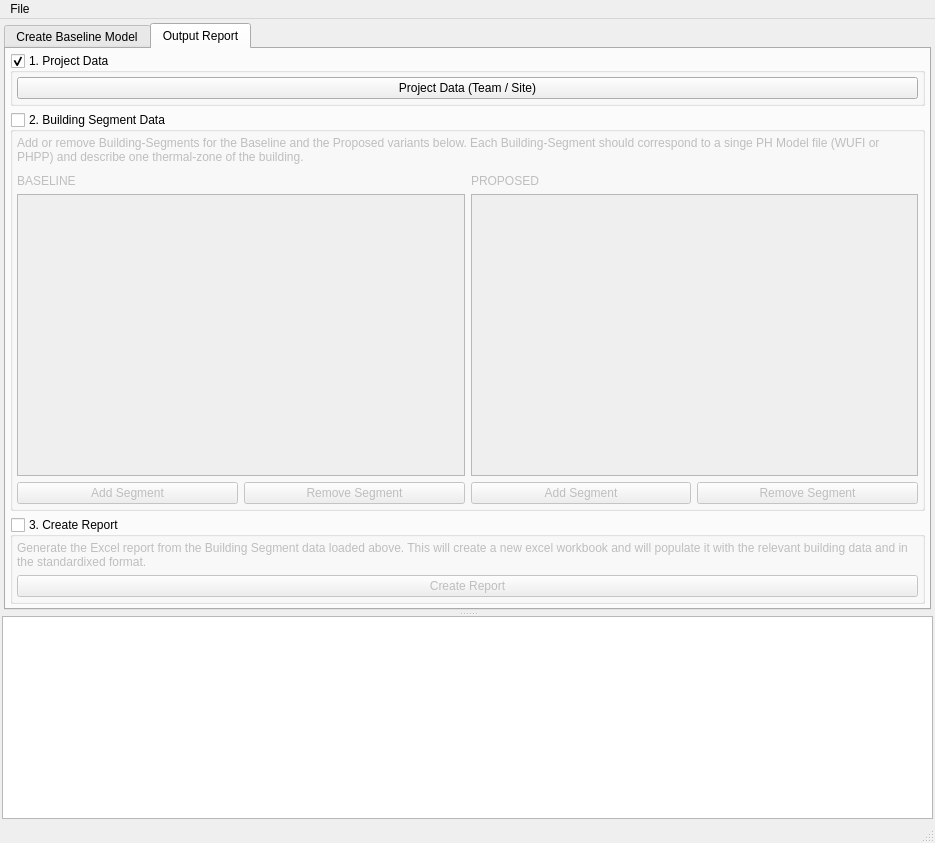
The window that CC_GUI/views/ui_files/layout_app.ui (PH-Tools/CarbonCheck) describes before a commit, drawn with Qt 5.
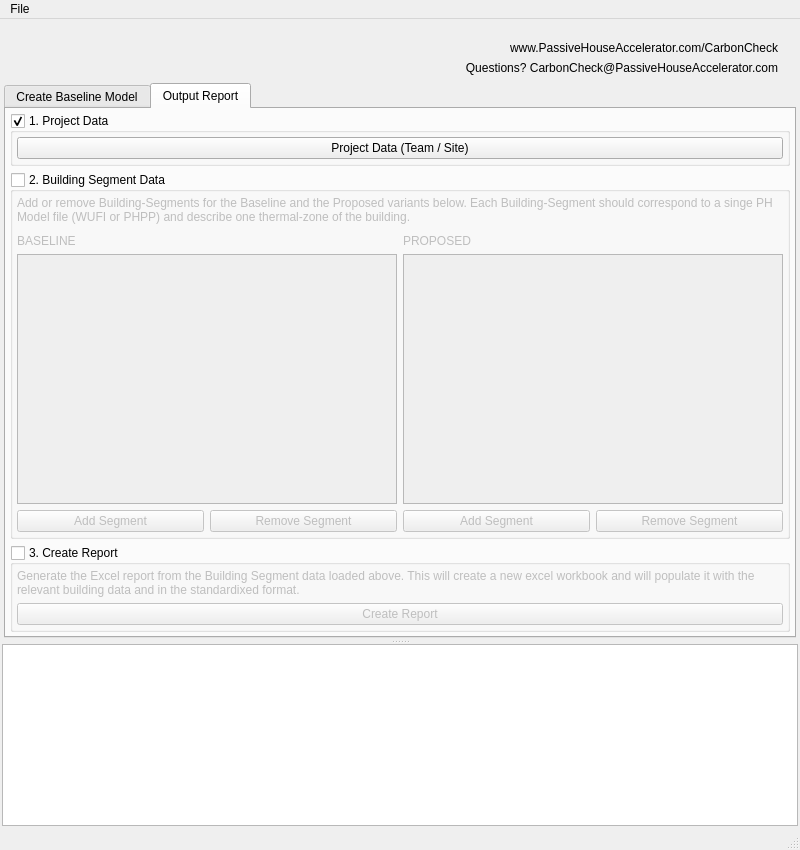
The same window after the commit. The open tabs and pages were chosen to show the change. Icons and pictures are not drawn.

The edit to the form file:
```diff
--- a/CC_GUI/views/ui_files/layout_app.ui
+++ b/CC_GUI/views/ui_files/layout_app.ui
@@ -6,16 +6,22 @@
    <rect>
     <x>0</x>
     <y>0</y>
-    <width>935</width>
-    <height>843</height>
+    <width>800</width>
+    <height>850</height>
    </rect>
   </property>
+  <property name="sizePolicy">
+   <sizepolicy hsizetype="Preferred" vsizetype="MinimumExpanding">
+    <horstretch>0</horstretch>
+    <verstretch>0</verstretch>
+   </sizepolicy>
+  </property>
   <property name="windowTitle">
    <string>CarbonCheck</string>
   </property>
   <widget class="QWidget" name="container_body">
    <property name="sizePolicy">
-    <sizepolicy hsizetype="Preferred" vsizetype="Minimum">
+    <sizepolicy hsizetype="Preferred" vsizetype="Ignored">
      <horstretch>0</horstretch>
      <verstretch>0</verstretch>
     </sizepolicy>
@@ -36,10 +42,10 @@
     <property name="bottomMargin">
      <number>2</number>
     </property>
-    <item row="0" column="0">
+    <item row="1" column="0">
      <widget class="QSplitter" name="splitter">
       <property name="sizePolicy">
-       <sizepolicy hsizetype="Preferred" vsizetype="Minimum">
+       <sizepolicy hsizetype="Preferred" vsizetype="MinimumExpanding">
         <horstretch>0</horstretch>
         <verstretch>0</verstretch>
        </sizepolicy>
@@ -804,6 +810,12 @@
                   </item>
                   <item>
                    <widget class="QFrame" name="frame_4">
+                    <property name="sizePolicy">
+                     <sizepolicy hsizetype="MinimumExpanding" vsizetype="MinimumExpanding">
+                      <horstretch>0</horstretch>
+                      <verstretch>0</verstretch>
+                     </sizepolicy>
+                    </property>
                     <property name="frameShadow">
                      <enum>QFrame::Raised</enum>
                     </property>
@@ -821,10 +833,35 @@
                       <number>2</number>
                      </property>
                      <item row="2" column="0" colspan="2">
-                      <widget class="QTreeView" name="tree_view_baseline"/>
+                      <widget class="QTreeView" name="tree_view_baseline">
+                       <property name="sizePolicy">
+                        <sizepolicy hsizetype="MinimumExpanding" vsizetype="Expanding">
+                         <horstretch>0</horstretch>
+                         <verstretch>0</verstretch>
+                        </sizepolicy>
+                       </property>
+                       <property name="minimumSize">
+                        <size>
+                         <width>0</width>
+                         <height>10</height>
+                        </size>
+                       </property>
+                       <property name="baseSize">
+                        <size>
+                         <width>0</width>
+                         <height>10</height>
+                        </size>
+                       </property>
+                      </widget>
                      </item>
                      <item row="1" column="2">
                       <widget class="QLabel" name="label_2">
+                       <property name="sizePolicy">
+                        <sizepolicy hsizetype="Preferred" vsizetype="Minimum">
+                         <horstretch>0</horstretch>
+                         <verstretch>0</verstretch>
+                        </sizepolicy>
+                       </property>
                        <property name="text">
                         <string>PROPOSED</string>
                        </property>
@@ -832,6 +869,12 @@
                      </item>
                      <item row="3" column="3">
                       <widget class="QPushButton" name="btn_del_proposed_seg">
+                       <property name="sizePolicy">
+                        <sizepolicy hsizetype="Minimum" vsizetype="Minimum">
+                         <horstretch>0</horstretch>
+                         <verstretch>0</verstretch>
+                        </sizepolicy>
+                       </property>
                        <property name="text">
                         <string>Remove Segment</string>
                        </property>
@@ -839,16 +882,47 @@
                      </item>
                      <item row="1" column="0">
                       <widget class="QLabel" name="label">
+                       <property name="sizePolicy">
+                        <sizepolicy hsizetype="Preferred" vsizetype="Maximum">
+                         <horstretch>0</horstretch>
+                         <verstretch>0</verstretch>
+                        </sizepolicy>
+                       </property>
                        <property name="text">
                         <string>BASELINE</string>
                        </property>
                       </widget>
                      </item>
                      <item row="2" column="2" colspan="2">
-                      <widget class="QTreeView" name="tree_view_proposed"/>
+                      <widget class="QTreeView" name="tree_view_proposed">
+                       <property name="sizePolicy">
+                        <sizepolicy hsizetype="MinimumExpanding" vsizetype="MinimumExpanding">
+                         <horstretch>0</horstretch>
+                         <verstretch>0</verstretch>
+                        </sizepolicy>
+                       </property>
+                       <property name="minimumSize">
+                        <size>
+                         <width>0</width>
+                         <height>10</height>
+                        </size>
+                       </property>
+                       <property name="baseSize">
+                        <size>
+                         <width>0</width>
+                         <height>10</height>
+                        </size>
+                       </property>
+                      </widget>
                      </item>
                      <item row="3" column="0">
                       <widget class="QPushButton" name="btn_add_baseline_seg">
+                       <property name="sizePolicy">
+                        <sizepolicy hsizetype="Minimum" vsizetype="Maximum">
+                         <horstretch>0</horstretch>
+                         <verstretch>0</verstretch>
+                        </sizepolicy>
+                       </property>
                        <property name="text">
                         <string>Add Segment</string>
                        </property>
@@ -856,6 +930,12 @@
                      </item>
                      <item row="3" column="2">
                       <widget class="QPushButton" name="btn_add_proposed_seg">
+                       <property name="sizePolicy">
+                        <sizepolicy hsizetype="Minimum" vsizetype="Minimum">
+                         <horstretch>0</horstretch>
+                         <verstretch>0</verstretch>
+                        </sizepolicy>
+                       </property>
                        <property name="text">
                         <string>Add Segment</string>
                        </property>
@@ -863,6 +943,12 @@
                      </item>
                      <item row="3" column="1">
                       <widget class="QPushButton" name="btn_del_baseline_seg">
+                       <property name="sizePolicy">
+                        <sizepolicy hsizetype="Minimum" vsizetype="Minimum">
+                         <horstretch>0</horstretch>
+                         <verstretch>0</verstretch>
+                        </sizepolicy>
+                       </property>
                        <property name="text">
                         <string>Remove Segment</string>
                        </property>
@@ -991,6 +1077,203 @@
       </widget>
      </widget>
     </item>
+    <item row="0" column="0">
+     <widget class="QFrame" name="frame_5">
+      <property name="sizePolicy">
+       <sizepolicy hsizetype="Preferred" vsizetype="Maximum">
+        <horstretch>0</horstretch>
+        <verstretch>0</verstretch>
+       </sizepolicy>
+      </property>
+      <property name="frameShadow">
+       <enum>QFrame::Raised</enum>
+      </property>
+      <property name="lineWidth">
+       <number>0</number>
+      </property>
+      <layout class="QHBoxLayout" name="horizontalLayout_3">
+       <property name="spacing">
+        <number>-1</number>
+       </property>
+       <property name="leftMargin">
+        <number>10</number>
+       </property>
+       <property name="topMargin">
+        <number>10</number>
+       </property>
+       <property name="rightMargin">
+        <number>10</number>
+       </property>
+       <property name="bottomMargin">
+        <number>0</number>
+       </property>
+       <item>
+        <widget class="QLabel" name="labelPHALogo">
+         <property name="sizePolicy">
+          <sizepolicy hsizetype="MinimumExpanding" vsizetype="MinimumExpanding">
+           <horstretch>1</horstretch>
+           <verstretch>1</verstretch>
+          </sizepolicy>
+         </property>
+         <property name="maximumSize">
+          <size>
+           <width>87</width>
+           <height>50</height>
+          </size>
+         </property>
+         <property name="text">
+          <string/>
+         </property>
+         <property name="pixmap">
+          <pixmap>../../resources/logo_PHA.png</pixmap>
+         </property>
+         <property name="scaledContents">
+          <bool>true</bool>
+         </property>
+         <property name="alignment">
+          <set>Qt::AlignLeading|Qt::AlignLeft|Qt::AlignVCenter</set>
+         </property>
+        </widget>
+       </item>
+       <item>
+        <widget class="QLabel" name="labelNYSERDALogo">
+         <property name="sizePolicy">
+          <sizepolicy hsizetype="MinimumExpanding" vsizetype="MinimumExpanding">
+           <horstretch>0</horstretch>
+           <verstretch>0</verstretch>
+          </sizepolicy>
+         </property>
+         <property name="maximumSize">
+          <size>
+           <width>170</width>
+           <height>50</height>
+          </size>
+         </property>
+         <property name="text">
+          <string/>
+         </property>
+         <property name="pixmap">
+          <pixmap>../../resources/logo_NYSERDA.png</pixmap>
+         </property>
+         <property name="scaledContents">
+          <bool>true</bool>
+         </property>
+        </widget>
+       </item>
+       <item>
+        <spacer name="horizontalSpacer">
+         <property name="orientation">
+          <enum>Qt::Horizontal</enum>
+         </property>
+         <property name="sizeType">
+          <enum>QSizePolicy::Minimum</enum>
+         </property>
+         <property name="sizeHint" stdset="0">
+          <size>
+           <width>0</width>
+           <height>0</height>
+          </size>
+         </property>
+        </spacer>
+       </item>
+       <item>
+        <widget class="QFrame" name="frame_7">
+         <property name="sizePolicy">
+          <sizepolicy hsizetype="MinimumExpanding" vsizetype="Maximum">
+           <horstretch>0</horstretch>
+           <verstretch>0</verstretch>
+          </sizepolicy>
+         </property>
+         <property name="frameShadow">
+          <enum>QFrame::Raised</enum>
+         </property>
+         <layout class="QVBoxLayout" name="verticalLayout_14">
+          <property name="leftMargin">
+           <number>0</number>
+          </property>
+          <property name="topMargin">
+           <number>10</number>
+          </property>
+          <property name="rightMargin">
+           <number>10</number>
+          </property>
+          <property name="bottomMargin">
+           <number>0</number>
+          </property>
+          <item>
+           <widget class="QLabel" name="label_HomePageLink">
+            <property name="sizePolicy">
+             <sizepolicy hsizetype="Preferred" vsizetype="MinimumExpanding">
+              <horstretch>0</horstretch>
+              <verstretch>0</verstretch>
+             </sizepolicy>
+            </property>
+            <property name="cursor">
+             <cursorShape>IBeamCursor</cursorShape>
+            </property>
+            <property name="mouseTracking">
+             <bool>true</bool>
+            </property>
+            <property name="focusPolicy">
+             <enum>Qt::ClickFocus</enum>
+            </property>
+            <property name="text">
+             <string>www.PassiveHouseAccelerator.com/CarbonCheck</string>
+            </property>
+            <property name="alignment">
+             <set>Qt::AlignRight|Qt::AlignTrailing|Qt::AlignVCenter</set>
+            </property>
+            <property name="wordWrap">
+             <bool>false</bool>
+            </property>
+            <property name="openExternalLinks">
+             <bool>true</bool>
+            </property>
+            <property name="textInteractionFlags">
+             <set>Qt::LinksAccessibleByMouse|Qt::TextSelectableByMouse</set>
+            </property>
+           </widget>
+          </item>
+          <item>
+           <widget class="QLabel" name="label_Questions">
+            <property name="sizePolicy">
+             <sizepolicy hsizetype="Preferred" vsizetype="MinimumExpanding">
+              <horstretch>0</horstretch>
+              <verstretch>0</verstretch>
+             </sizepolicy>
+            </property>
+            <property name="cursor">
+             <cursorShape>IBeamCursor</cursorShape>
+            </property>
+            <property name="mouseTracking">
+             <bool>false</bool>
+            </property>
+            <property name="focusPolicy">
+             <enum>Qt::ClickFocus</enum>
+            </property>
+            <property name="text">
+             <string>Questions? CarbonCheck@PassiveHouseAccelerator.com</string>
+            </property>
+            <property name="alignment">
+             <set>Qt::AlignRight|Qt::AlignTrailing|Qt::AlignVCenter</set>
+            </property>
+            <property name="wordWrap">
+             <bool>false</bool>
+            </property>
+            <property name="openExternalLinks">
+             <bool>true</bool>
+            </property>
+            <property name="textInteractionFlags">
+             <set>Qt::LinksAccessibleByMouse|Qt::TextSelectableByMouse</set>
+            </property>
+           </widget>
+          </item>
+         </layout>
+        </widget>
+       </item>
+      </layout>
+     </widget>
+    </item>
    </layout>
   </widget>
   <widget class="QMenuBar" name="menubar">
@@ -998,8 +1281,8 @@
     <rect>
      <x>0</x>
      <y>0</y>
-     <width>935</width>
-     <height>29</height>
+     <width>800</width>
+     <height>24</height>
     </rect>
    </property>
    <widget class="QMenu" name="menuFile">
```
Left out of the diff: 9 changed lines with no effect on the pictures.
